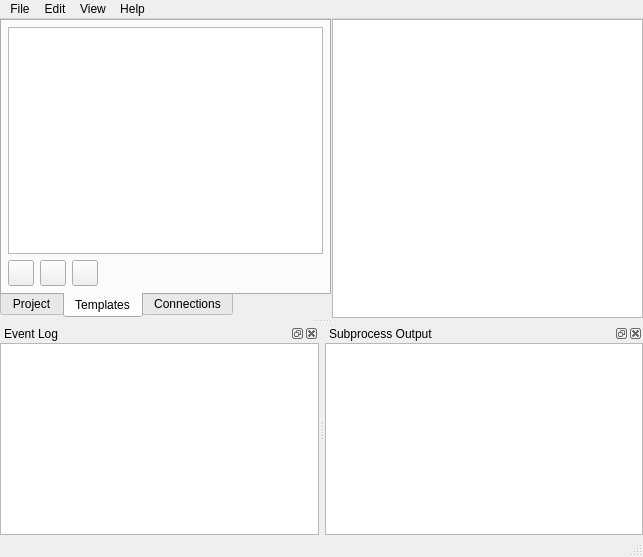
First picture: the form in spinetoolbox/ui/mainwindow.ui, repository spine-tools/Spine-Toolbox, before the edit.
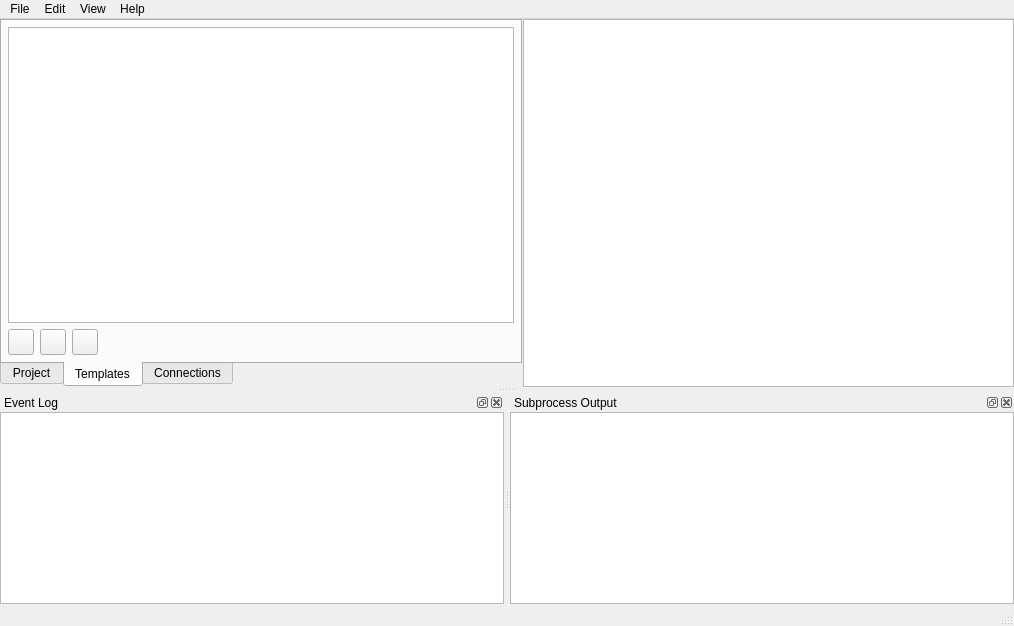
Second picture: the form after the edit. Icons and pictures are not drawn. Custom widgets are drawn as their Qt base class.

Commit message: Testing the no native dialogs on windows

What changed in the file:
```diff
--- a/spinetoolbox/ui/mainwindow.ui
+++ b/spinetoolbox/ui/mainwindow.ui
@@ -26,8 +26,8 @@
    <rect>
     <x>0</x>
     <y>0</y>
-    <width>643</width>
-    <height>557</height>
+    <width>1014</width>
+    <height>626</height>
    </rect>
   </property>
   <property name="windowTitle">
@@ -384,8 +384,8 @@
     <rect>
      <x>0</x>
      <y>0</y>
-     <width>643</width>
-     <height>21</height>
+     <width>1014</width>
+     <height>25</height>
     </rect>
    </property>
    <widget class="QMenu" name="menuFile">
@@ -507,7 +507,7 @@
    <property name="minimumSize">
     <size>
      <width>80</width>
-     <height>93</height>
+     <height>100</height>
     </size>
    </property>
    <property name="windowTitle">
```
The commit also changes 5 other files.
